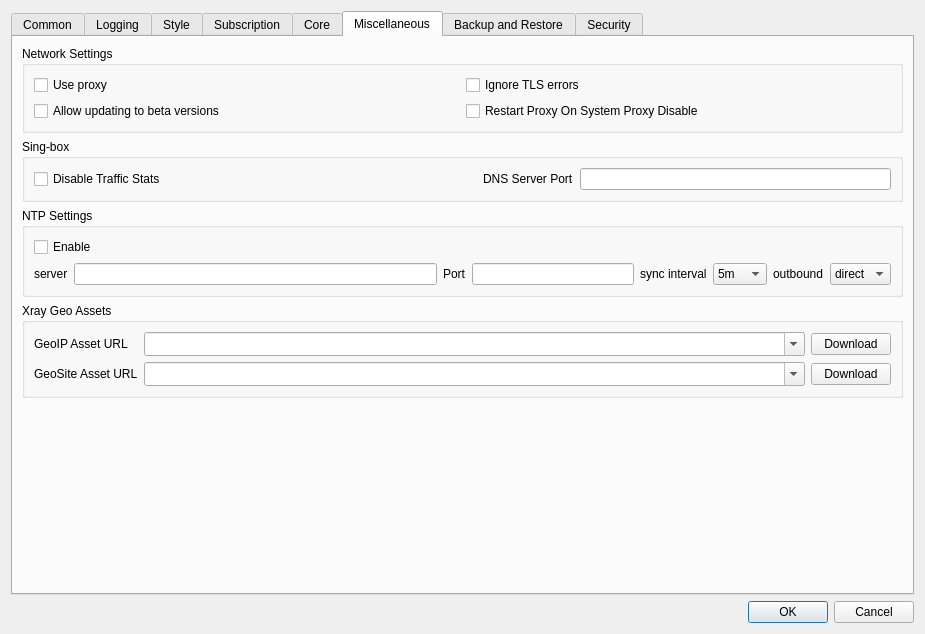
forestsnet/Throne, file include/ui/setting/dialog_basic_settings.ui: the form before one commit.
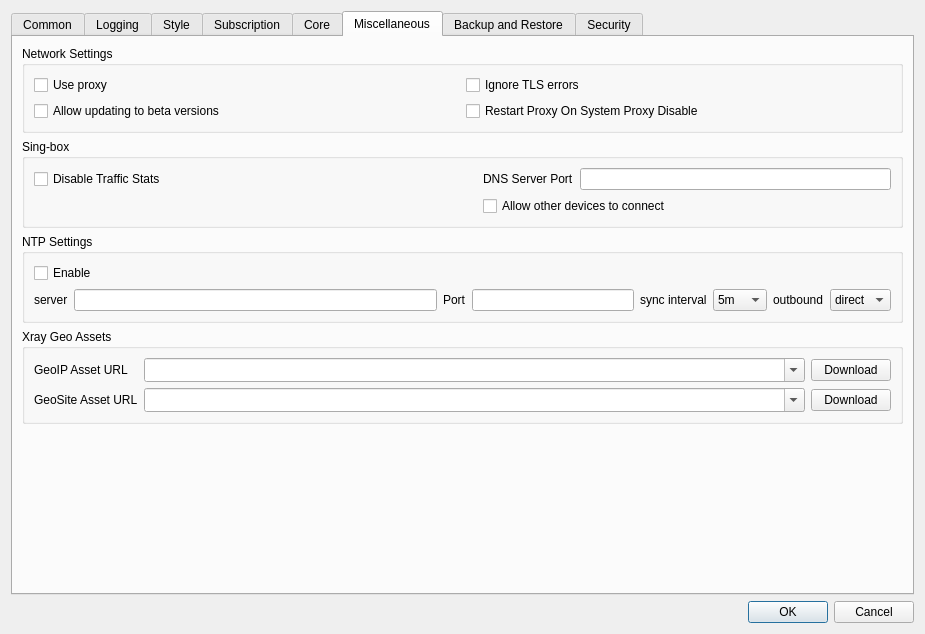
The form after the commit. The open tabs and pages were chosen to show the change. Custom widgets are drawn as their Qt base class.

Commit message: add an option to serve DNS to other devices

Patch:
```diff
--- a/include/ui/setting/dialog_basic_settings.ui
+++ b/include/ui/setting/dialog_basic_settings.ui
@@ -1615,6 +1615,16 @@
           <item row="0" column="3">
            <widget class="QLineEdit" name="dns_in_port"/>
           </item>
+          <item row="1" column="2" colspan="2">
+           <widget class="QCheckBox" name="dns_in_lan">
+            <property name="toolTip">
+             <string>Lets other devices on your network use this DNS server, for example a router that sends its DNS through this computer. Anyone who can reach this port can then resolve names through your DNS settings.</string>
+            </property>
+            <property name="text">
+             <string>Allow other devices to connect</string>
+            </property>
+           </widget>
+          </item>
          </layout>
         </widget>
        </item>
```
The commit also changes 7 other files.
